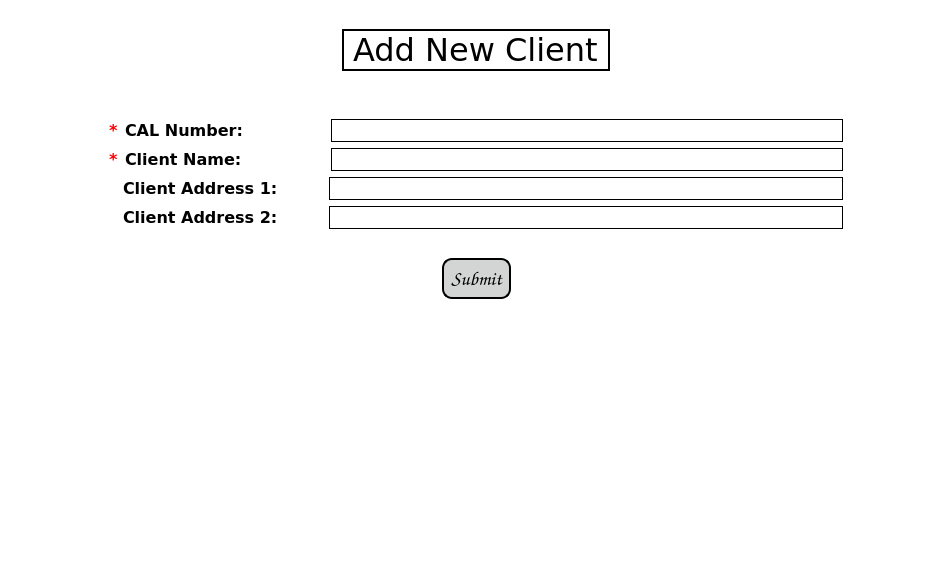
Before: the Qt Designer form app/gui/resources/add_client_page.ui in JasonLaux/DC-Boxjelly, drawn with Qt 5.
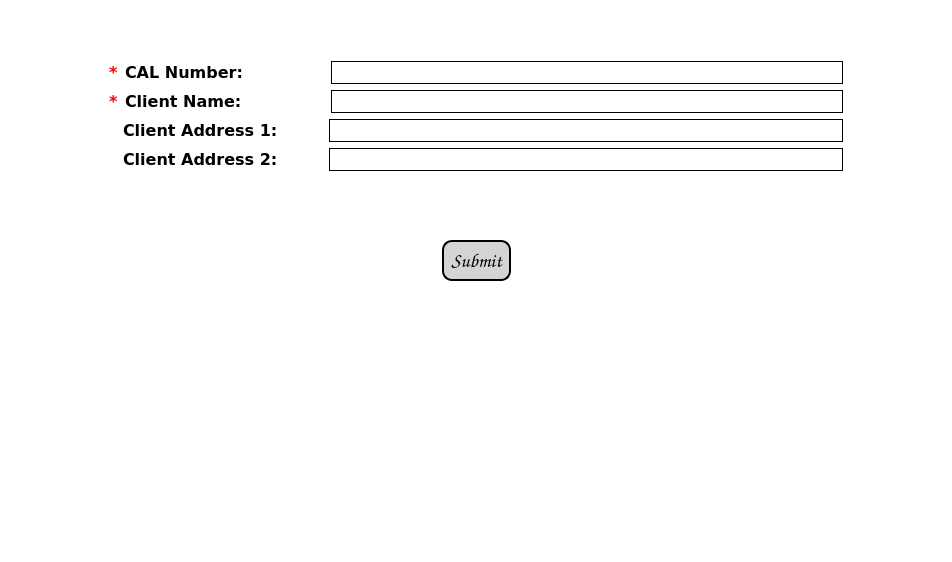
After: the same form once the commit is applied.

Commit message: Removed headers, edited UI layout

What changed in the file:
```diff
--- a/app/gui/resources/add_client_page.ui
+++ b/app/gui/resources/add_client_page.ui
@@ -36,41 +36,6 @@
   </property>
   <widget class="QWidget" name="centralwidget">
    <layout class="QVBoxLayout" name="verticalLayout_2">
-    <item>
-     <spacer name="horizontalSpacer_5">
-      <property name="orientation">
-       <enum>Qt::Horizontal</enum>
-      </property>
-      <property name="sizeHint" stdset="0">
-       <size>
-        <width>40</width>
-        <height>20</height>
-       </size>
-      </property>
-     </spacer>
-    </item>
-    <item alignment="Qt::AlignHCenter">
-     <widget class="QLabel" name="headerLabel">
-      <property name="maximumSize">
-       <size>
-        <width>16777215</width>
-        <height>50</height>
-       </size>
-      </property>
-      <property name="font">
-       <font>
-        <family>Verdana</family>
-        <pointsize>24</pointsize>
-       </font>
-      </property>
-      <property name="frameShape">
-       <enum>QFrame::WinPanel</enum>
-      </property>
-      <property name="text">
-       <string>Add New Client</string>
-      </property>
-     </widget>
-    </item>
     <item>
      <spacer name="horizontalSpacer_15">
       <property name="orientation">
@@ -421,6 +386,19 @@
         <item>
          <layout class="QHBoxLayout" name="horizontalLayout_9"/>
         </item>
+        <item>
+         <spacer name="verticalSpacer_5">
+          <property name="orientation">
+           <enum>Qt::Vertical</enum>
+          </property>
+          <property name="sizeHint" stdset="0">
+           <size>
+            <width>20</width>
+            <height>40</height>
+           </size>
+          </property>
+         </spacer>
+        </item>
         <item>
          <spacer name="verticalSpacer_3">
           <property name="orientation">
```
Left out of the diff: 2 changed lines with no effect on the pictures. The commit also changes 6 other files.
